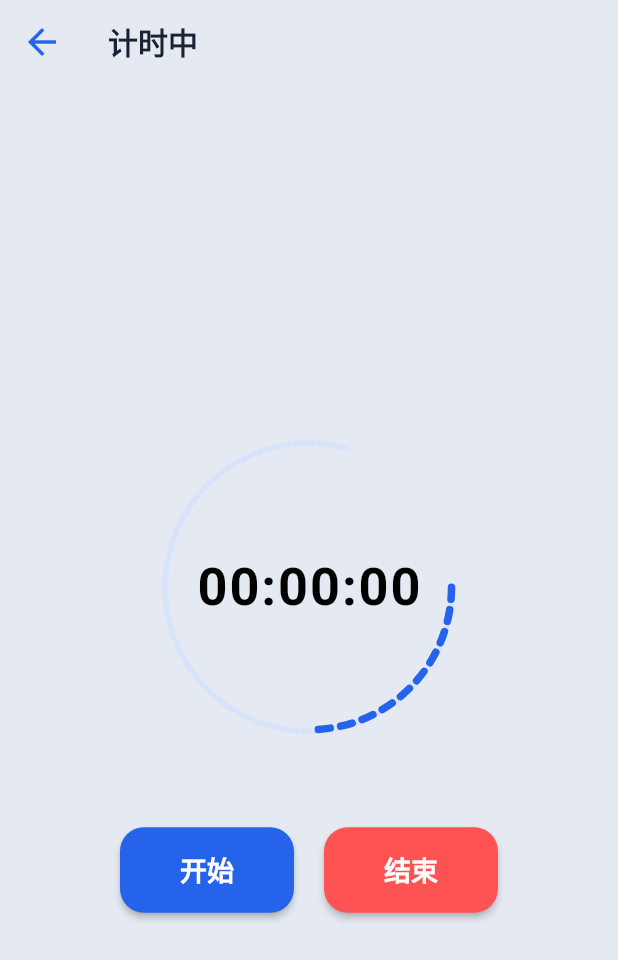
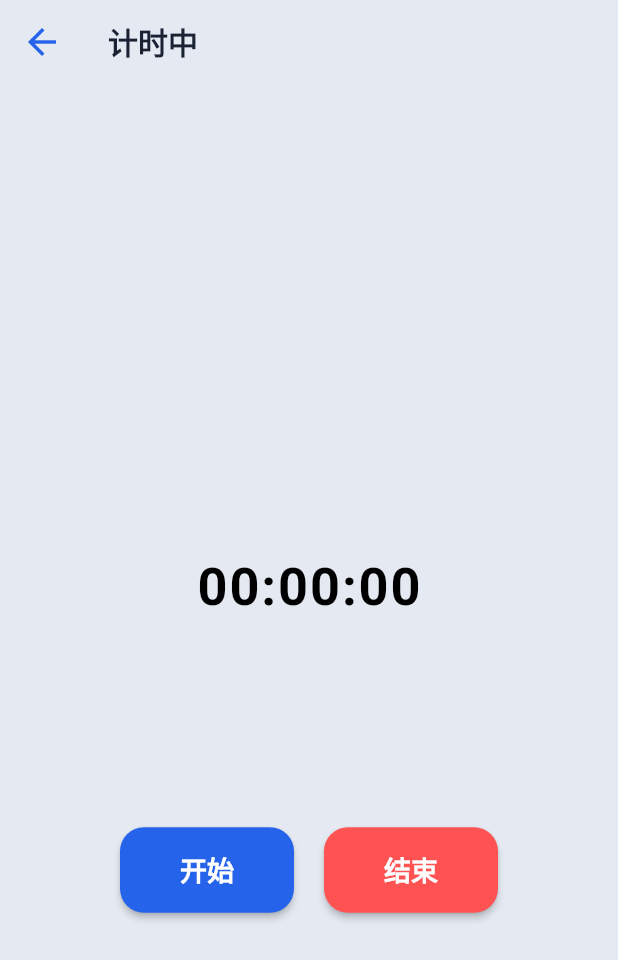
Before and after one commit to DarkhimeApostle/20Hours_TwentyHours, a Flutter app: the screen it shows after launch, after a tap on the "timer" icon, on a phone screen of 412 x 824 dp. Shown: the top 960 px of the screen. Run offline on Flutter 3.47's test engine with Material 3 defaults, Android fonts, the phone set to English and light mode, and no system bars; our stand-ins replace audioplayers, shared_preferences.

Commit message:
阶段性保存

```diff
--- a/lib/screens/generic_timer_screen.dart
+++ b/lib/screens/generic_timer_screen.dart
@@ -1,8 +1,6 @@
 import 'dart:async';
 import 'package:flutter/material.dart';
 import 'package:audioplayers/audioplayers.dart';
-import '../main.dart';
-import 'dart:math';
 
 // 通用计时页面，提供计时功能
 class GenericTimerScreen extends StatefulWidget {
@@ -26,30 +24,20 @@ class _GenericTimerScreenState extends State<GenericTimerScreen>
   // 是否已结束计时
   bool _isFinished = false;
 
-  // 虚线旋转动画控制器
-  late AnimationController _rotationController;
-  // 当前虚线环的角度进度
-  double _rotationValue = 0.0;
-  // 当前虚线区域的起始角度（随机）
-  double _dashStartAngle = 0.0;
-  // 已废弃缩放动画
   // 音效播放器
   final AudioPlayer _audioPlayer = AudioPlayer();
+  // 音效播放状态
+  bool _isTickPlaying = false;
 
   @override
   void initState() {
     super.initState();
-    _rotationController = AnimationController(
-      vsync: this,
-      duration: const Duration(seconds: 60), // 60秒一圈
-    );
   }
 
   @override
   void dispose() {
     _timer?.cancel();
     _stopwatch.stop();
-    _rotationController.dispose();
     _audioPlayer.dispose();
     super.dispose();
   }
@@ -61,10 +49,8 @@ class _GenericTimerScreenState extends State<GenericTimerScreen>
     });
     if (_isTimerRunning) {
       _startTimer();
-      _rotationController.repeat();
     } else {
       _stopTimer();
-      _rotationController.stop();
     }
   }
 
@@ -76,14 +62,9 @@ class _GenericTimerScreenState extends State<GenericTimerScreen>
         setState(() {
           _displayTime = _formatTime(_stopwatch.elapsed);
         });
-        // 每秒整点播放一次音效，并让虚线环跳动和随机浮动
+        // 每秒整点播放一次音效
         if (_stopwatch.elapsedMilliseconds % 1000 < 60) {
           _playTickSound();
-          _rotationValue += 4 / 60; // 每秒转动4/60圈
-          if (_rotationValue >= 1.0) _rotationValue -= 1.0;
-          _rotationController.value = _rotationValue;
-          // 随机一个新的起始角度
-          _dashStartAngle = Random().nextDouble() * 2 * pi;
         }
       }
     });
@@ -98,7 +79,16 @@ class _GenericTimerScreenState extends State<GenericTimerScreen>
 
   // 播放滴答音效
   Future<void> _playTickSound() async {
-    await _audioPlayer.play(AssetSource('tick_cold.wav'), volume: 0.18);
+    try {
+      if (!_isTickPlaying) {
+        _isTickPlaying = true;
+        await _audioPlayer.play(AssetSource('tick_cold.MP3'), volume: 0.18);
+        _isTickPlaying = false;
+      }
+    } catch (e) {
+      debugPrint('Tick sound error: $e');
+      _isTickPlaying = false;
+    }
   }
 
   // 格式化时间显示
@@ -125,52 +115,13 @@ class _GenericTimerScreenState extends State<GenericTimerScreen>
         child: Column(
           mainAxisAlignment: MainAxisAlignment.center,
           children: [
-            // 动态虚线旋转波纹+计时数字
+            // 计时数字
             SizedBox(
               width: 240,
               height: 240,
               child: Stack(
                 alignment: Alignment.center,
                 children: [
-                  // 静态完整圆环
-                  CustomPaint(
-                    size: const Size(200, 200),
-                    painter: DashedCirclePainter(
-                      color: Theme.of(context).brightness == Brightness.dark
-                          ? kCardDark.withOpacity(0.5)
-                          : kButtonLight.withOpacity(0.5),
-                      dashCount: 120,
-                      dashWidth: 2,
-                      dashSpace: 2,
-                      strokeWidth: 4,
-                      arcFraction: 1.0,
-                      startAngle: 0.0,
-                    ),
-                  ),
-                  // 动态虚线区域
-                  AnimatedBuilder(
-                    animation: _rotationController,
-                    builder: (context, child) {
-                      return Transform.rotate(
-                        angle: _rotationController.value * 2 * pi,
-                        child: CustomPaint(
-                          size: const Size(200, 200),
-                          painter: DashedCirclePainter(
-                            color:
-                                Theme.of(context).brightness == Brightness.dark
-                                ? kButtonDark
-                                : kPrimaryColor,
-                            dashCount: 15, // 只占1/4圆周
-                            dashWidth: 8,
-                            dashSpace: 7,
-                            strokeWidth: 5,
-                            arcFraction: 0.25, // 只画1/4圆
-                            startAngle: _dashStartAngle,
-                          ),
-                        ),
-                      );
-                    },
-                  ),
                   // 计时数字自适应居中且不会溢出
                   SizedBox(
                     width: 150,
@@ -258,55 +209,3 @@ class _GenericTimerScreenState extends State<GenericTimerScreen>
     );
   }
 }
-
-// 虚线圆环Painter
-class DashedCirclePainter extends CustomPainter {
-  final Color color;
-  final int dashCount;
-  final double dashWidth;
-  final double dashSpace;
-  final double strokeWidth;
-  final double arcFraction; // 只画圆的一部分
-  final double startAngle; // 起始角度
-  DashedCirclePainter({
-    required this.color,
-    this.dashCount = 15,
-    this.dashWidth = 8,
-    this.dashSpace = 7,
-    this.strokeWidth = 5,
-    this.arcFraction = 1.0,
-    this.startAngle = 0.0,
-  });
-  @override
-  void paint(Canvas canvas, Size size) {
-    final Paint paint = Paint()
-      ..color = color
-      ..strokeWidth = strokeWidth
-      ..style = PaintingStyle.stroke
-      ..strokeCap = StrokeCap.round;
-    final double radius = size.width / 2 - strokeWidth;
-    final double totalAngle = 2 * pi * arcFraction;
-    final double gap = dashSpace + dashWidth;
-    final double arcLength = totalAngle * radius;
-    final int count = dashCount;
-    double currentLength = 0;
-    for (int i = 0; i < count; i++) {
-      final double segStartAngle = startAngle + (currentLength / radius);
-      canvas.drawArc(
-        Rect.fromCircle(
-          center: Offset(size.width / 2, size.height / 2),
-          radius: radius,
-        ),
-        segStartAngle,
-        dashWidth / radius,
-        false,
-        paint,
-      );
-      currentLength += gap;
-      if (currentLength > arcLength) break;
-    }
-  }
-
-  @override
-  bool shouldRepaint(covariant CustomPainter oldDelegate) => true;
-}
--- a/lib/screens/root_screen.dart
+++ b/lib/screens/root_screen.dart
@@ -159,27 +159,45 @@ class _RootScreenState extends State<RootScreen> {
           padding: EdgeInsets.zero,
           children: [
             UserAccountsDrawerHeader(
-              accountName: const Text("开狼"),
-              accountEmail: const Text("linziyan@example.com"),
-              currentAccountPicture: CircleAvatar(
-                backgroundColor: Theme.of(context).brightness == Brightness.dark
-                    ? kIconBgDark
-                    : kIconBgLight,
-                child: Icon(
-                  Icons.person,
-                  color: Theme.of(context).brightness == Brightness.dark
-                      ? kTextMainDark
+              accountName: const Text(
+                "开狼",
+                style: TextStyle(
+                  color: Colors.white,
+                  fontWeight: FontWeight.bold,
+                ),
+              ),
+              accountEmail: const Text(
+                "linziyan@example.com",
+                style: TextStyle(color: Colors.white70),
+              ),
+              currentAccountPicture: Container(
+                decoration: BoxDecoration(
+                  shape: BoxShape.circle,
+                  boxShadow: [
+                    BoxShadow(
+                      color: Colors.black26,
+                      blurRadius: 8,
+                      offset: Offset(0, 2),
+                    ),
+                  ],
+                ),
+                child: CircleAvatar(
+                  backgroundColor:
+                      Theme.of(context).brightness == Brightness.dark
+                      ? kPrimaryColor.withOpacity(0.85)
                       : kPrimaryColor,
+                  child: Icon(Icons.person, color: Colors.white, size: 40),
                 ),
               ),
               decoration: BoxDecoration(
-                color: Theme.of(context).brightness == Brightness.dark
-                    ? kButtonDark
-                    : kButtonLight,
-                image: const DecorationImage(
+                color: Colors.transparent,
+                image: DecorationImage(
                   image: AssetImage('assets/images/drawer_bg.jpg'),
                   fit: BoxFit.cover,
-                  opacity: 0.15,
+                  colorFilter: ColorFilter.mode(
+                    Colors.black.withOpacity(0.35),
+                    BlendMode.darken,
+                  ),
                 ),
               ),
             ),
--- a/pubspec.yaml
+++ b/pubspec.yaml
@@ -63,7 +63,7 @@ flutter:
   # To add assets to your application, add an assets section, like this:
   assets:
     - assets/images/
-    - assets/tick_cold.wav
+    - assets/tick_cold.MP3
 
   # To add assets to your application, add an assets section, like this:
   # assets:
```
Also changed, not shown: 2 other files.
